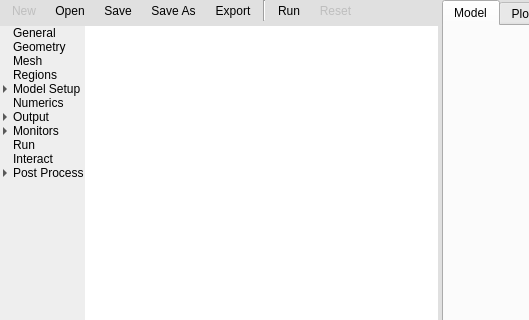
Above: gui/uifiles/gui.ui from truongd8593/mfix before the change; both pictures show x 0 to 529 and y 0 to 320 of the 997 by 895 pixel window. Below: the same form after it.
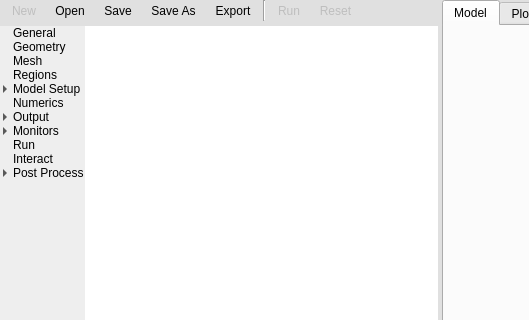
That is the form after the change. Custom widgets are drawn as their Qt base class.

What changed in the file:
```diff
--- a/gui/uifiles/gui.ui
+++ b/gui/uifiles/gui.ui
@@ -377,6 +377,9 @@
               </item>
               <item row="0" column="6">
                <widget class="QToolButton" name="toolbutton_run">
+                <property name="enabled">
+                 <bool>false</bool>
+                </property>
                 <property name="text">
                  <string>Run</string>
                 </property>
```
